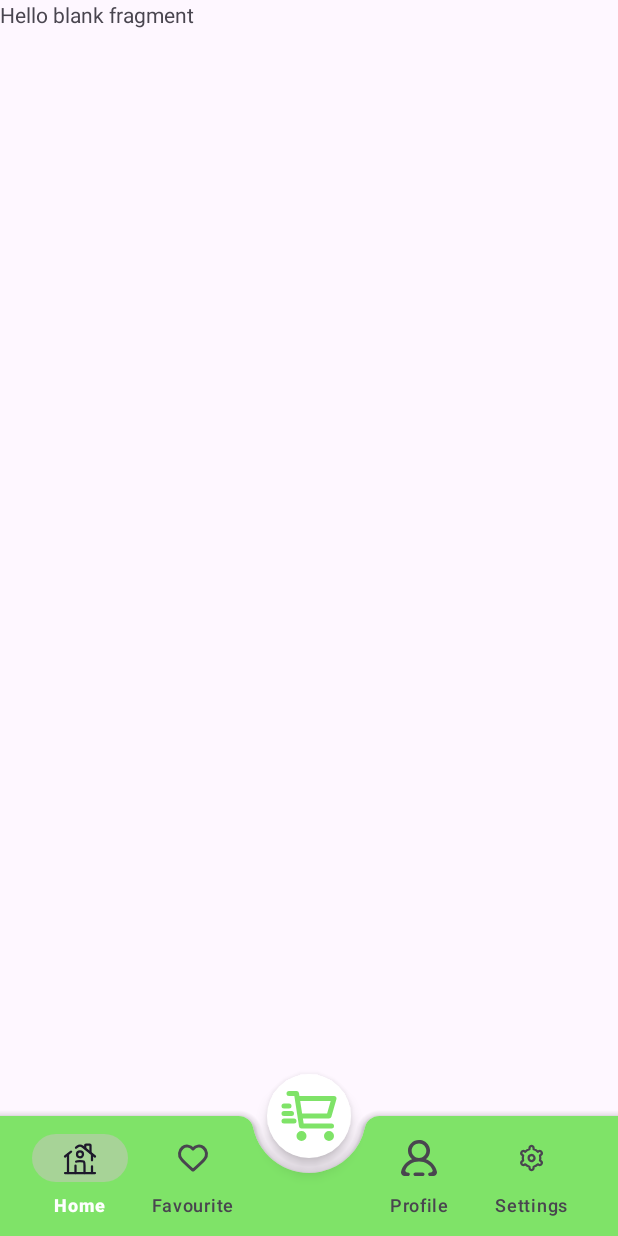
After one commit to gioimtg2003/MobileProject, an Android app: the fragment FavouriteFagment placed in its activity, on a phone screen of 412 x 824 dp. The commit adds this screen. Run offline under Robolectric (Android 15) with nearby library versions, the phone set to English and light mode, and no system bars; libraries missing offline, so code that uses them is left out: me.relex.circleindicator; Roboto replaces fonts that are not available here; 2 statements that could not run were skipped.

Commit message:
code yêu thích sản phẩm

```diff
--- a/app/src/main/java/com/example/myapplication/Adapter/CategoryAdapter.java
+++ b/app/src/main/java/com/example/myapplication/Adapter/CategoryAdapter.java
@@ -47,6 +47,7 @@ public class CategoryAdapter extends RecyclerView.Adapter<CategoryAdapter.ViewHo
                 // put bundle
                 Intent intent = new Intent(v.getContext(), ListProductActivity.class);
                 intent.putExtra("idCategory", category.getId());
+                intent.putExtra("nameCategory", category.getName());
                 v.getContext().startActivity(intent);
             }
         });
--- /dev/null
+++ b/app/src/main/java/com/example/myapplication/View/Fragment/FavouriteFagment.java
@@ -0,0 +1,40 @@
+package com.example.myapplication.View.Fragment;
+
+import android.os.Bundle;
+
+import androidx.fragment.app.Fragment;
+
+import android.view.LayoutInflater;
+import android.view.View;
+import android.view.ViewGroup;
+
+import com.example.myapplication.R;
+
+/**
+ * A simple {@link Fragment} subclass.
+ * Use the {@link FavouriteFagment#newInstance} factory method to
+ * create an instance of this fragment.
+ */
+public class FavouriteFagment extends Fragment {
+
+    private static final String ARG_PARAM1 = "param1";
+    private static final String ARG_PARAM2 = "param2";
+    private String mParam1;
+    private String mParam2;
+
+
+    @Override
+    public void onCreate(Bundle savedInstanceState) {
+        super.onCreate(savedInstanceState);
+        if (getArguments() != null) {
+            mParam1 = getArguments().getString(ARG_PARAM1);
+            mParam2 = getArguments().getString(ARG_PARAM2);
+        }
+    }
+
+    @Override
+    public View onCreateView(LayoutInflater inflater, ViewGroup container,
+                             Bundle savedInstanceState) {
+        return inflater.inflate(R.layout.favourite_fagment, container, false);
+    }
+}
--- a/app/src/main/java/com/example/myapplication/View/HomeActivity.java
+++ b/app/src/main/java/com/example/myapplication/View/HomeActivity.java
@@ -17,6 +17,7 @@ import android.widget.FrameLayout;
 import android.widget.Toast;
 
 import com.example.myapplication.R;
+import com.example.myapplication.View.Fragment.FavouriteFagment;
 import com.example.myapplication.View.Fragment.HomeFragment;
 import com.google.android.material.bottomappbar.BottomAppBar;
 import com.google.android.material.bottomappbar.BottomAppBarTopEdgeTreatment;
@@ -40,7 +41,6 @@ public class HomeActivity extends AppCompatActivity {
         frameLayout = findViewById(R.id.frame_layout);
         fragmentManager = getSupportFragmentManager();
         ReplaceFragment(new HomeFragment());
-
         floatingActionButton.setOnClickListener(v -> {
             Toast.makeText(this, "Click", Toast.LENGTH_SHORT).show();
         });
@@ -59,6 +59,8 @@ public class HomeActivity extends AppCompatActivity {
                 int i = item.getItemId();
                 if (i == R.id.home_fragment){
                     ReplaceFragment(new HomeFragment());
+                } else if (i == R.id.favourite_fagment) {
+                    ReplaceFragment(new FavouriteFagment());
                 }
                 return true;
             }
@@ -69,7 +71,6 @@ public class HomeActivity extends AppCompatActivity {
     private void ReplaceFragment(Fragment fragment){
         FragmentTransaction fragmentTransaction = fragmentManager.beginTransaction();
         fragmentTransaction.replace(R.id.frame_layout, fragment);
-
         fragmentTransaction.commit();
     }
 }
--- a/app/src/main/java/com/example/myapplication/View/ListProductActivity.java
+++ b/app/src/main/java/com/example/myapplication/View/ListProductActivity.java
@@ -10,6 +10,7 @@ import android.content.Intent;
 import android.os.Bundle;
 import android.util.Log;
 import android.widget.ImageView;
+import android.widget.TextView;
 
 import com.example.myapplication.Adapter.ProductAdapter;
 import com.example.myapplication.Database.DatabaseProduct;
@@ -24,6 +25,7 @@ public class ListProductActivity extends AppCompatActivity {
     private RecyclerView rcvProduct;
     private ProductAdapter mProductAdapter;
     private ImageView backPress;
+    private TextView tvNameCategory;
     private int idCategory;
     private ProductViewModel productViewModel;
     private GridLayoutManager gridLayoutManager;
@@ -33,9 +35,11 @@ public class ListProductActivity extends AppCompatActivity {
         setContentView(R.layout.activity_list_product);
         this.rcvProduct = this.findViewById(R.id.rcv_product);
         this.backPress = this.findViewById(R.id.back_press);
+        this.tvNameCategory = this.findViewById(R.id.title_category);
         productViewModel = new ViewModelProvider(this).get(ProductViewModel.class);
         Intent intent = getIntent();
         this.idCategory = intent.getIntExtra("idCategory",0);
+        this.tvNameCategory.setText(intent.getStringExtra("nameCategory"));
         this.backPress.setOnClickListener(v -> {
             finish();
         });
--- a/app/src/main/res/layout/activity_list_product.xml
+++ b/app/src/main/res/layout/activity_list_product.xml
@@ -44,7 +44,7 @@
                 android:textStyle="bold" />
 
             <TextView
-                android:id="@+id/textView3"
+                android:id="@+id/title_category"
                 android:layout_width="wrap_content"
                 android:layout_height="wrap_content"
                 android:layout_gravity="center"
--- /dev/null
+++ b/app/src/main/res/layout/favourite_fagment.xml
@@ -0,0 +1,14 @@
+<?xml version="1.0" encoding="utf-8"?>
+<FrameLayout xmlns:android="http://schemas.android.com/apk/res/android"
+    xmlns:tools="http://schemas.android.com/tools"
+    android:layout_width="match_parent"
+    android:layout_height="match_parent"
+    tools:context=".View.Fragment.FavouriteFagment">
+
+    <!-- TODO: Update blank fragment layout -->
+    <TextView
+        android:layout_width="match_parent"
+        android:layout_height="match_parent"
+        android:text="@string/hello_blank_fragment" />
+
+</FrameLayout>
--- a/app/src/main/res/layout/fragment_home.xml
+++ b/app/src/main/res/layout/fragment_home.xml
@@ -5,6 +5,7 @@
     android:layout_width="match_parent"
     android:layout_height="match_parent"
     android:backgroundTint="#FFFFFF"
+    android:background="#FFFFFF"
     tools:context=".View.Fragment.HomeFragment">
 
     <androidx.constraintlayout.widget.ConstraintLayout
@@ -121,7 +122,10 @@
                     android:id="@+id/recycerViewCategory"
                     android:layout_width="match_parent"
                     android:layout_height="match_parent"
-                    android:layout_marginTop="10dp"></androidx.recyclerview.widget.RecyclerView>
+                    android:paddingBottom="10dp"
+                    android:layout_marginTop="10dp">
+
+                </androidx.recyclerview.widget.RecyclerView>
 
                 <TextView
                     android:id="@+id/TitleFoodDelicious"
--- a/app/src/main/res/menu/button_app_bar.xml
+++ b/app/src/main/res/menu/button_app_bar.xml
@@ -9,21 +9,20 @@
 
         />
     <item
-        android:id="@+id/profile"
-        android:title="Profile"
+        android:id="@+id/favourite_fagment"
         android:enabled="true"
-        android:icon="@drawable/profile_icon"
-        />
+        android:icon="@drawable/heart_icon"
+        android:title="Favourite" />
     <item
         android:id="@+id/cart"
         android:title=""
         android:enabled="false"
         />
     <item
-        android:id="@+id/support"
+        android:id="@+id/profile"
         android:enabled="true"
-        android:title="Favourite"
-        android:icon="@drawable/heart_icon"/>
+        android:icon="@drawable/profile_icon"
+        android:title="Profile" />
     <item
         android:id="@+id/setting"
         android:enabled="true"
```
